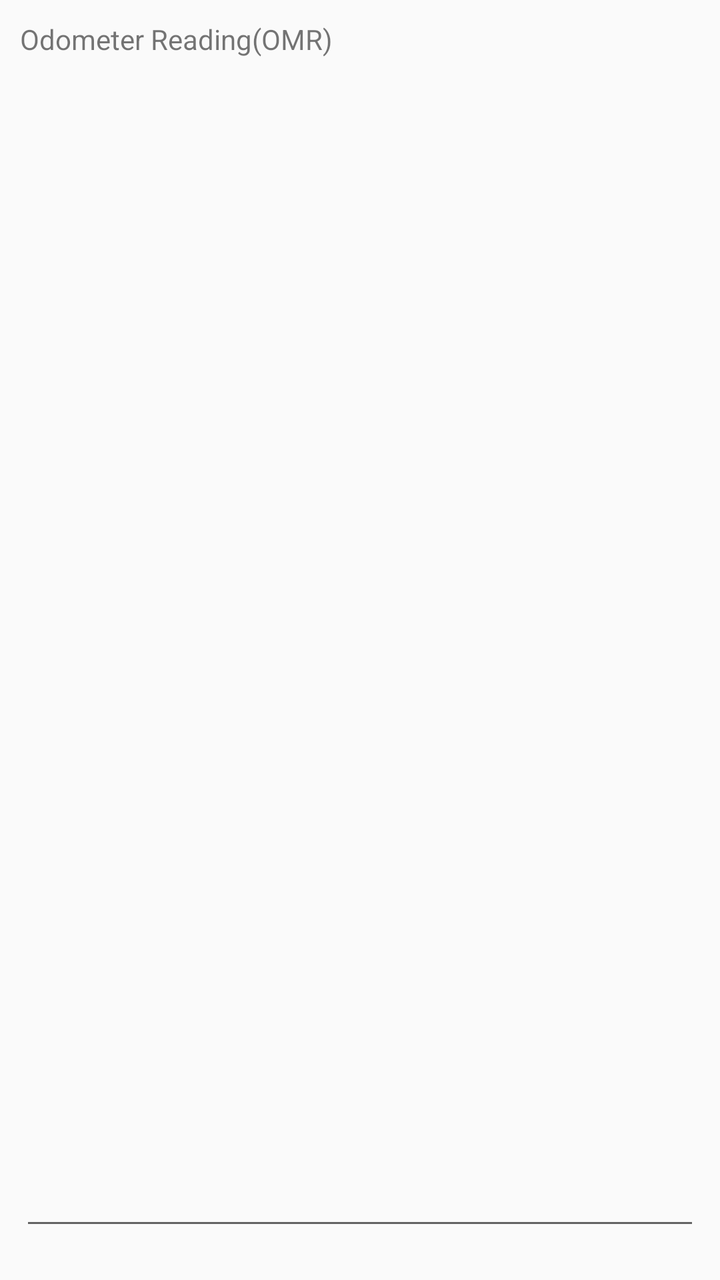
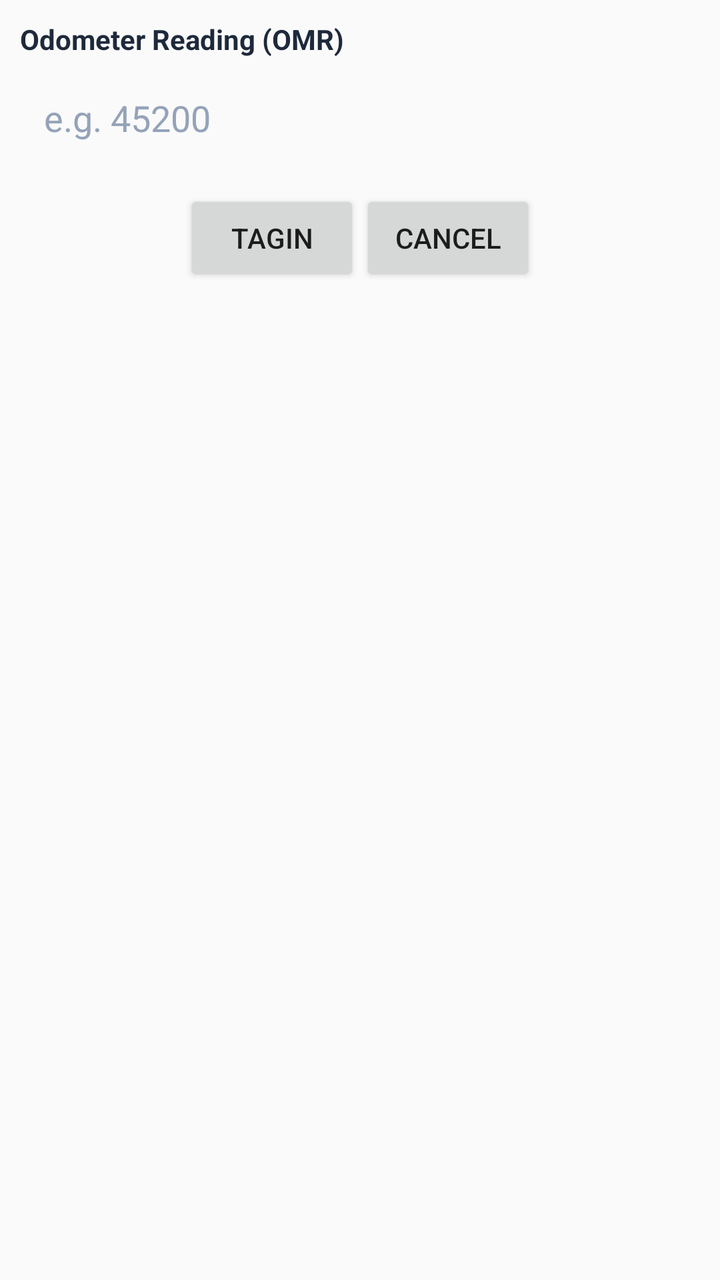

Screens rendered from an Android XML layout before and after an edit, with the pre-edit source and the edit as a unified diff.
<!-- AndroidManifest.xml: application theme AppTheme -->
<!-- res/layout/odometer_prompt.xml -->
<?xml version="1.0" encoding="utf-8"?>
<LinearLayout xmlns:android="http://schemas.android.com/apk/res/android"
              android:layout_width="fill_parent"
              android:layout_height="fill_parent"
              android:orientation="vertical"
              android:padding="10dp">
    <TextView
        android:layout_width="wrap_content"
        android:layout_height="wrap_content"
        android:text="Odometer Reading(OMR)"/>
    <EditText
        android:layout_width="match_parent"
        android:layout_height="match_parent"
        android:inputType="number"
        android:digits="0123456789"
        android:id="@+id/odo"
        android:layout_marginBottom="10dp"/>
    <TableLayout
        android:layout_width="wrap_content"
        android:layout_height="wrap_content"
        android:layout_gravity="center_horizontal">
        <TableRow>
            <Button
                android:layout_width="match_parent"
                android:layout_height="wrap_content"
                android:text="TagIn"
                android:id="@+id/btn"/>
            <Button
                android:layout_width="match_parent"
                android:layout_height="wrap_content"
                android:text="Cancel"
                android:id="@+id/btncancel"/>
        </TableRow>
    </TableLayout>
</LinearLayout>
<!-- resources referenced by this layout -->
<resources>
  <style name="AppTheme" parent="Theme.AppCompat.Light.DarkActionBar">
          
          <item name="colorPrimary">@color/colorPrimary</item>
          <item name="colorPrimaryDark">@color/colorPrimaryDark</item>
          <item name="colorAccent">@color/colorAccent</item>
      </style>
  <color name="colorPrimary">#3F51B5</color>
  <color name="colorPrimaryDark">#303F9F</color>
  <color name="colorAccent">#6495ED</color>
</resources>

<!-- the commit's change to res/layout/odometer_prompt.xml (unified diff, before → after) -->
@@ -7,14 +7,23 @@
     <TextView
         android:layout_width="wrap_content"
         android:layout_height="wrap_content"
-        android:text="Odometer Reading(OMR)"/>
+        android:text="Odometer Reading (OMR)"
+        android:textColor="#1E293B"
+        android:textSize="14sp"
+        android:textStyle="bold"
+        android:layout_marginBottom="6dp" />
     <EditText
         android:layout_width="match_parent"
-        android:layout_height="match_parent"
+        android:layout_height="48dp"
         android:inputType="number"
         android:digits="0123456789"
         android:id="@+id/odo"
-        android:layout_marginBottom="10dp"/>
+        android:hint="e.g. 45200"
+        android:textColor="#0F172A"
+        android:textColorHint="#94A3B8"
+        android:paddingHorizontal="12dp"
+        android:background="@drawable/bg_rounded_border"
+        android:layout_marginBottom="12dp"/>
     <TableLayout
         android:layout_width="wrap_content"
         android:layout_height="wrap_content"
